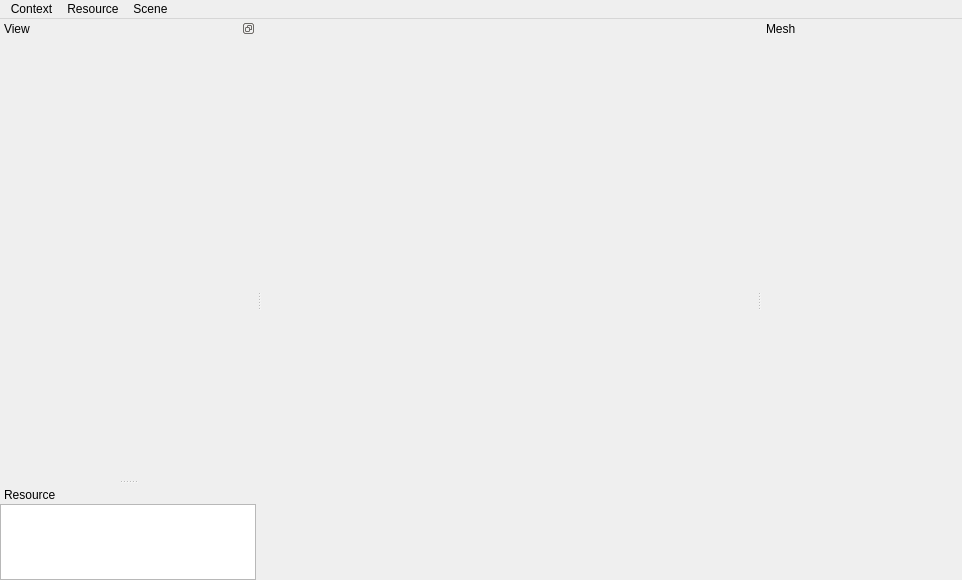
Before: the Qt Designer form Source/TIMEditor/EditorWindow.ui in williamallas/TIMEngine2, drawn with Qt 5.
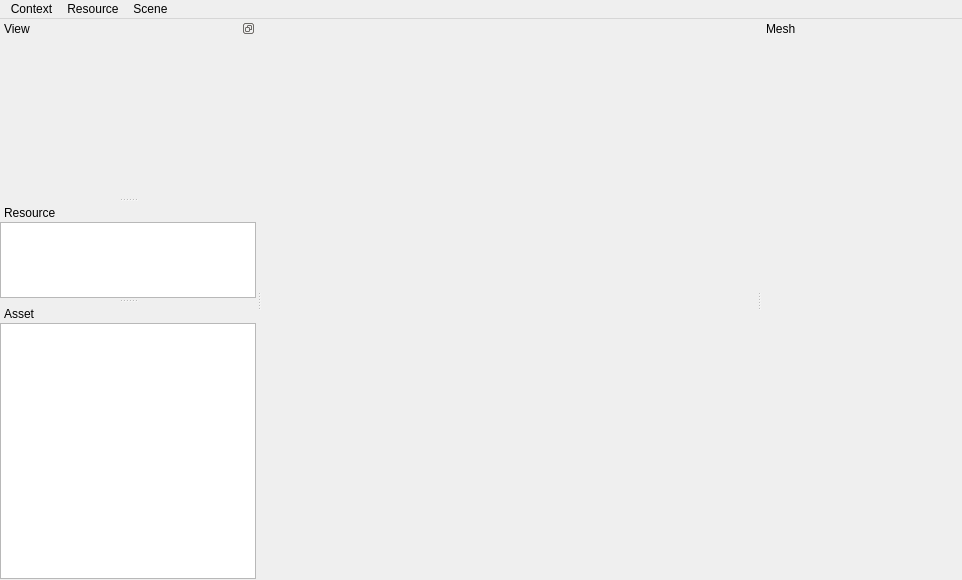
After: the same form once the commit is applied. Custom widgets are drawn as their Qt base class.

```diff
--- a/Source/TIMEditor/EditorWindow.ui
+++ b/Source/TIMEditor/EditorWindow.ui
@@ -322,6 +322,97 @@
     </layout>
    </widget>
   </widget>
+  <widget class="QDockWidget" name="assetDockWidget">
+   <property name="sizePolicy">
+    <sizepolicy hsizetype="Preferred" vsizetype="Minimum">
+     <horstretch>4</horstretch>
+     <verstretch>1</verstretch>
+    </sizepolicy>
+   </property>
+   <property name="minimumSize">
+    <size>
+     <width>79</width>
+     <height>96</height>
+    </size>
+   </property>
+   <property name="features">
+    <set>QDockWidget::DockWidgetMovable</set>
+   </property>
+   <property name="windowTitle">
+    <string>Asset</string>
+   </property>
+   <attribute name="dockWidgetArea">
+    <number>1</number>
+   </attribute>
+   <widget class="QWidget" name="dockWidgetContents_2">
+    <layout class="QVBoxLayout" name="verticalLayout_3">
+     <property name="leftMargin">
+      <number>0</number>
+     </property>
+     <property name="topMargin">
+      <number>0</number>
+     </property>
+     <property name="rightMargin">
+      <number>0</number>
+     </property>
+     <property name="bottomMargin">
+      <number>1</number>
+     </property>
+     <item>
+      <widget class="AssetViewWidget" name="assetViewWidget">
+       <property name="sizePolicy">
+        <sizepolicy hsizetype="Expanding" vsizetype="Ignored">
+         <horstretch>4</horstretch>
+         <verstretch>1</verstretch>
+        </sizepolicy>
+       </property>
+       <property name="lineWidth">
+        <number>0</number>
+       </property>
+       <property name="showDropIndicator" stdset="0">
+        <bool>false</bool>
+       </property>
+       <property name="iconSize">
+        <size>
+         <width>97</width>
+         <height>97</height>
+        </size>
+       </property>
+       <property name="verticalScrollMode">
+        <enum>QAbstractItemView::ScrollPerPixel</enum>
+       </property>
+       <property name="horizontalScrollMode">
+        <enum>QAbstractItemView::ScrollPerItem</enum>
+       </property>
+       <property name="movement">
+        <enum>QListView::Static</enum>
+       </property>
+       <property name="flow">
+        <enum>QListView::LeftToRight</enum>
+       </property>
+       <property name="isWrapping" stdset="0">
+        <bool>true</bool>
+       </property>
+       <property name="resizeMode">
+        <enum>QListView::Adjust</enum>
+       </property>
+       <property name="viewMode">
+        <enum>QListView::IconMode</enum>
+       </property>
+       <property name="uniformItemSizes">
+        <bool>true</bool>
+       </property>
+       <property name="selectionRectVisible">
+        <bool>false</bool>
+       </property>
+       <property name="sortingEnabled">
+        <bool>true</bool>
+       </property>
+      </widget>
+     </item>
+    </layout>
+   </widget>
+  </widget>
   <action name="actionClose_Context">
    <property name="text">
     <string>Close Context</string>
@@ -369,6 +460,11 @@
    <header location="global">TIMEditor/MeshEditorWidget.h</header>
    <container>1</container>
   </customwidget>
+  <customwidget>
+   <class>AssetViewWidget</class>
+   <extends>QListWidget</extends>
+   <header location="global">TIMEditor/AssetViewWidget.h</header>
+  </customwidget>
  </customwidgets>
  <resources/>
  <connections/>
```
Left out of the diff: 16 changed lines with no effect on the pictures.
